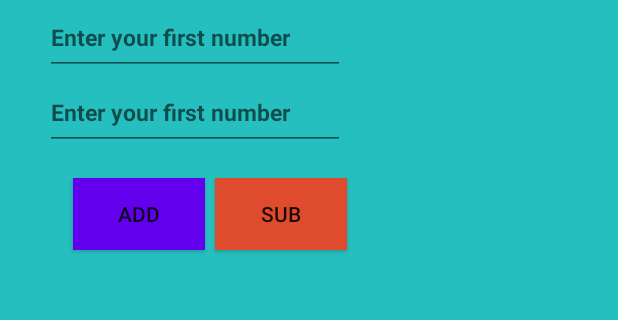
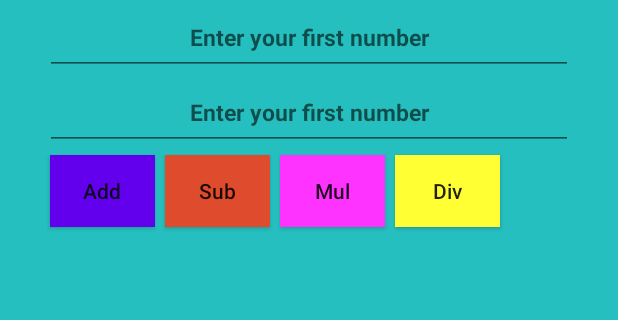
Before and after one commit to ruhulamin63/Android_Apps, an Android app: the screen it shows after launch (MainActivity), on a phone screen of 412 x 824 dp, the part 349-669 px from its top. Run offline under Robolectric (Android 15) with nearby library versions, the phone set to English and light mode, and no system bars.

Commit message:
adding multipy & division button

```diff
--- a/app/src/main/java/com/example/myapplication/MainActivity.java
+++ b/app/src/main/java/com/example/myapplication/MainActivity.java
@@ -47,8 +47,16 @@ public class MainActivity extends AppCompatActivity {
                     result.setText("Result : " +sum);
                 }
                 else if(v.getId() == R.id.subButtId){
-                    Double sum = num_1 - num_2;
-                    result.setText("Result : " +sum);
+                    Double sub = num_1 - num_2;
+                    result.setText("Result : " +sub);
+                }
+                else if(v.getId() == R.id.mulButtId){
+                    Double mul = num_1 * num_2;
+                    result.setText("Result : " +mul);
+                }
+                else if(v.getId() == R.id.divButtId){
+                    Double div = num_1 / num_2;
+                    result.setText("Result : " +div);
                 }
             }catch (Exception e){
                 Toast.makeText(MainActivity.this,"Please enter your number",Toast.LENGTH_SHORT).show();
--- a/app/src/main/res/layout/activity_main.xml
+++ b/app/src/main/res/layout/activity_main.xml
@@ -32,7 +32,7 @@
         android:textSize="25sp"
         android:textColorHighlight="@color/colorAccent"
         android:textIsSelectable="true"
-        android:textColor="@color/orande"
+        android:textColor="@color/orange"
         android:text="@string/my_openion"
         android:textAlignment="center"
         android:padding="10dp"
@@ -40,18 +40,20 @@
 
         <EditText
             android:id="@+id/editeText1Id"
-            android:layout_width="200dp"
+            android:layout_width="match_parent"
             android:layout_height="50dp"
             android:textSize="15dp"
             android:textStyle="bold"
             android:textCursorDrawable="@null"
             android:hint="@string/edit_text1"
             android:inputType="textCapCharacters"
+            android:textAlignment="center"
             />
 
         <EditText
             android:id="@+id/editeText2Id"
-            android:layout_width="200dp"
+            android:layout_width="match_parent"
+            android:textAlignment="center"
             android:layout_height="50dp"
             android:textSize="15dp"
             android:textStyle="bold"
@@ -63,29 +65,51 @@
     <LinearLayout
         android:layout_width="wrap_content"
         android:layout_height="wrap_content"
-        android:padding="15dp"
         >
 
         <Button
             android:id="@+id/addButtId"
-            android:layout_width="wrap_content"
+            android:layout_width="70dp"
             android:layout_height="wrap_content"
             android:text="@string/add_butt"
             android:background="@color/colorPrimary"
             android:layout_margin="3dp"
+            android:textAllCaps="false"
             android:onClick="showMessage"
             />
 
         <Button
             android:id="@+id/subButtId"
-            android:layout_width="wrap_content"
+            android:layout_width="70dp"
             android:layout_height="wrap_content"
             android:layout_marginEnd="10dp"
-            android:background="@color/orande"
+            android:background="@color/orange"
             android:text="@string/sub_butt"
             android:layout_margin="3dp"
+            android:textAllCaps="false"
             android:onClick="showMessage"
-
+            />
+        <Button
+            android:id="@+id/mulButtId"
+            android:layout_width="70dp"
+            android:layout_height="wrap_content"
+            android:layout_marginEnd="10dp"
+            android:background="@color/pink"
+            android:text="@string/mul_butt"
+            android:layout_margin="3dp"
+            android:textAllCaps="false"
+            android:onClick="showMessage"
+            />
+        <Button
+            android:id="@+id/divButtId"
+            android:layout_width="70dp"
+            android:layout_height="wrap_content"
+            android:layout_marginEnd="10dp"
+            android:background="@color/yellow"
+            android:text="@string/div_butt"
+            android:layout_margin="3dp"
+            android:textAllCaps="false"
+            android:onClick="showMessage"
             />
     </LinearLayout>
 
--- a/app/src/main/res/values/colors.xml
+++ b/app/src/main/res/values/colors.xml
@@ -4,7 +4,7 @@
                 <color name="colorPrimaryDark">#3700B3</color>
                 <color name="colorAccent">#03DAC5</color>
                 <color name="red">#f22</color>
-                <color name="orande">#DF4C2D</color>
+                <color name="orange">#DF4C2D</color>
                 <color name="sky">#26BFBF</color>
                 <color name="pink">#FF33FF</color>
                 <color name="yellow">#FFFF33</color>
--- a/app/src/main/res/values/strings.xml
+++ b/app/src/main/res/values/strings.xml
@@ -6,4 +6,6 @@
     <string name="edit_text2">Enter your secound number</string>
     <string name="add_butt">Add</string>
     <string name="sub_butt">Sub</string>
+    <string name="mul_butt">Mul</string>
+    <string name="div_butt">Div</string>
 </resources>
```
